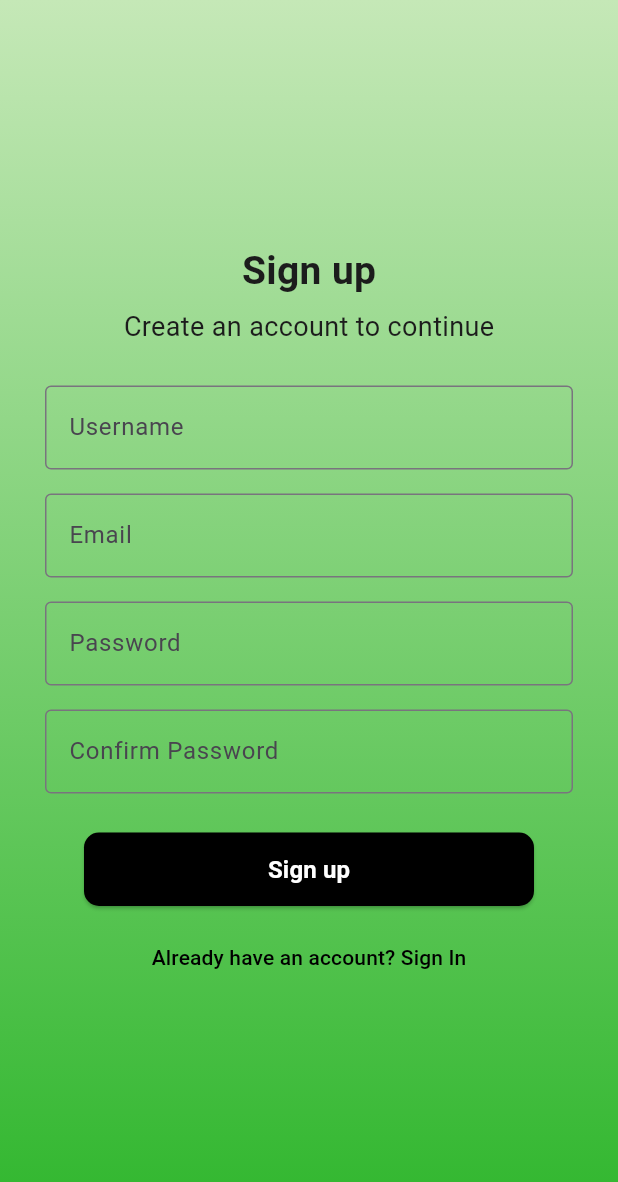
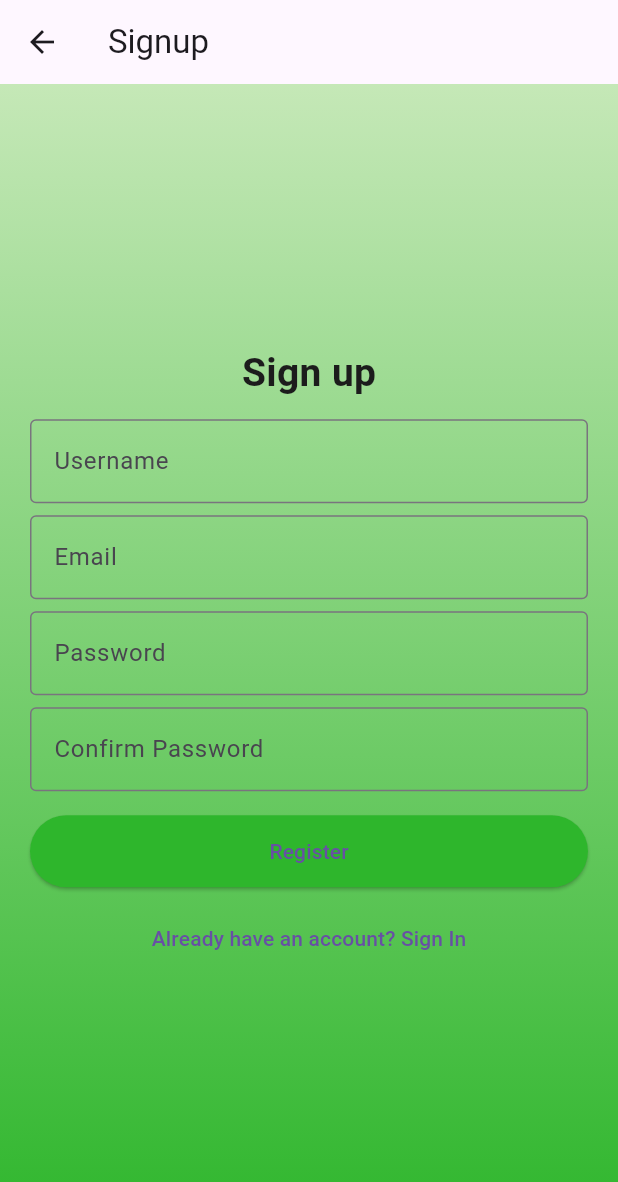
Before and after one commit to mirraiee/bb88_auth, a Flutter app: the SignupPage screen opened directly, on a phone screen of 412 x 824 dp. Shown: the top 1182 px of the screen. Run offline on Flutter 3.47's test engine with Material 3 defaults, Android fonts, the phone set to English and light mode, and no system bars; Roboto replaces fonts that are missing (Poppins).

Commit message:
Add signup API integration and UI improvements
Implemented user registration via HTTP POST to a backend API in the signup page. Improved form validation, loading state handling, and updated UI layout. Updated http package to version 1.6.0 in pubspec.yaml.

```diff
--- a/lib/signup.dart
+++ b/lib/signup.dart
@@ -1,4 +1,6 @@
+import 'dart:convert';
 import 'package:flutter/material.dart';
+import 'package:http/http.dart' as http;
 
 class SignupPage extends StatefulWidget {
   @override
@@ -7,23 +9,85 @@ class SignupPage extends StatefulWidget {
 
 class _SignupPageState extends State<SignupPage> {
   final _usernameController = TextEditingController();
+  final _emailController = TextEditingController();
   final _passwordController = TextEditingController();
-  final _emailController = TextEditingController();
-  final _confirmPasswordController = TextEditingController();
+  final _confirmController = TextEditingController();
+
+  // Choose the right host:
+  // - Android emulator: use 10.0.2.2
+  // - Desktop / iOS simulator: use 127.0.0.1
+  // - Real device: use your PC LAN IP (e.g. http://192.168.x.y/flutter_api/insert_user.php)
+  final String _signupUrl = 'http://127.0.0.1/flutter_api/insert_user.php';
+
+  bool _loading = false;
 
   @override
   void dispose() {
     _usernameController.dispose();
+    _emailController.dispose();
     _passwordController.dispose();
-    _emailController.dispose();
-    _confirmPasswordController.dispose();
+    _confirmController.dispose();
     super.dispose();
+  }
+
+  Future<void> _doRegister() async {
+    final username = _usernameController.text.trim();
+    final email = _emailController.text.trim();
+    final password = _passwordController.text;
+    final confirm = _confirmController.text;
+
+    if (username.isEmpty || email.isEmpty || password.isEmpty || confirm.isEmpty) {
+      ScaffoldMessenger.of(context).showSnackBar(const SnackBar(content: Text('Fill all fields')));
+      return;
+    }
+    if (password != confirm) {
+      ScaffoldMessenger.of(context).showSnackBar(const SnackBar(content: Text('Passwords do not match')));
+      return;
+    }
+
+    setState(() => _loading = true);
+    try {
+      final resp = await http.post(
+        Uri.parse(_signupUrl),
+        body: {
+          'username': username,
+          'email': email,
+          'password': password,
+        },
+      );
+
+      if (resp.statusCode != 200) {
+        final snippet = resp.body.length > 200 ? resp.body.substring(0, 200) + '...' : resp.body;
+        ScaffoldMessenger.of(context).showSnackBar(SnackBar(content: Text('Server error ${resp.statusCode}: $snippet')));
+        return;
+      }
+
+      Map<String, dynamic> jsonBody;
+      try {
+        jsonBody = json.decode(resp.body) as Map<String, dynamic>;
+      } catch (e) {
+        final snippet = resp.body.length > 200 ? resp.body.substring(0, 200) + '...' : resp.body;
+        ScaffoldMessenger.of(context).showSnackBar(SnackBar(content: Text('Invalid server response: $snippet')));
+        return;
+      }
+
+      final success = jsonBody['success'] == true;
+      final message = jsonBody['message'] ?? (success ? 'Registered' : 'Registration failed');
+      ScaffoldMessenger.of(context).showSnackBar(SnackBar(content: Text(message)));
+
+      if (success) Navigator.pop(context);
+    } catch (e) {
+      ScaffoldMessenger.of(context).showSnackBar(SnackBar(content: Text('Network error: $e')));
+    } finally {
+      setState(() => _loading = false);
+    }
   }
 
   @override
   Widget build(BuildContext context) {
     return Scaffold(
-      body: Container( // changed: use Container so decoration is valid
+      appBar: AppBar(title: const Text('Signup')),
+      body: Container(
         decoration: const BoxDecoration(
           gradient: LinearGradient(
             colors: [Color(0xFFC5E8B7), Color(0xFF2EB62C)],
@@ -32,108 +96,32 @@ class _SignupPageState extends State<SignupPage> {
           ),
         ),
         child: Center(
-          child: Padding(
-            padding: const EdgeInsets.all(30.0),
+          child: SingleChildScrollView(
+            padding: const EdgeInsets.all(20),
             child: Column(
-              mainAxisAlignment: MainAxisAlignment.center,
-              crossAxisAlignment: CrossAxisAlignment.center,
+              mainAxisSize: MainAxisSize.min,
               children: [
-                Text(
-                  'Sign up',
-                  style: TextStyle(
-                    fontFamily: 'Poppins',
-                    fontWeight: FontWeight.bold,
-                    fontSize: 26,
-                    color: Color(0xFF1C1C1C),
+                const Text('Sign up', style: TextStyle(fontFamily: 'Poppins', fontWeight: FontWeight.bold, fontSize: 26, color: Color(0xFF1C1C1C))),
+                const SizedBox(height: 12),
+                TextField(controller: _usernameController, decoration: const InputDecoration(labelText: 'Username', border: OutlineInputBorder())),
+                const SizedBox(height: 8),
+                TextField(controller: _emailController, decoration: const InputDecoration(labelText: 'Email', border: OutlineInputBorder()), keyboardType: TextInputType.emailAddress),
+                const SizedBox(height: 8),
+                TextField(controller: _passwordController, decoration: const InputDecoration(labelText: 'Password', border: OutlineInputBorder()), obscureText: true),
+                const SizedBox(height: 8),
+                TextField(controller: _confirmController, decoration: const InputDecoration(labelText: 'Confirm Password', border: OutlineInputBorder()), obscureText: true),
+                const SizedBox(height: 16),
+                SizedBox(
+                  width: double.infinity,
+                  height: 48,
+                  child: ElevatedButton(
+                    onPressed: _loading ? null : _doRegister,
+                    style: ElevatedButton.styleFrom(backgroundColor: const Color(0xFF2EB62C)),
+                    child: _loading ? const CircularProgressIndicator(color: Colors.white) : const Text('Register'),
                   ),
                 ),
-                SizedBox(height: 6),
-                Text(
-                  'Create an account to continue',
-                  style: TextStyle(
-                    fontFamily: 'Poppins',
-                    fontWeight: FontWeight.normal,
-                    fontSize: 18,
-                    color: Color(0xFF1C1C1C),
-                  ),
-                ),
-                SizedBox(height: 26),
-                TextField(
-                  controller: _usernameController,
-                  decoration: InputDecoration(
-                    labelText: 'Username',
-                    border: OutlineInputBorder(),
-                  ),
-                ),
-                SizedBox(height: 16),
-                TextField(
-                  controller: _emailController,
-                  decoration: InputDecoration(
-                    labelText: 'Email',
-                    border: OutlineInputBorder(),
-                  ),
-                  obscureText: true,
-                ),
-                SizedBox(height: 16),
-                TextField(
-                  controller: _passwordController,
-                  decoration: InputDecoration(
-                    labelText: 'Password',
-                    border: OutlineInputBorder(),
-                  ),
-                  obscureText: true,
-                ),
-                SizedBox(height: 16),
-                TextField(
-                  controller: _confirmPasswordController,
-                  decoration: InputDecoration(
-                    labelText: 'Confirm Password',
-                    border: OutlineInputBorder(),
-                  ),
-                  obscureText: true,
-                ),
-
-                SizedBox(height: 26),
-                SizedBox(
-                  width: 300,
-                  height: 49,
-                  child: ElevatedButton(
-                    onPressed: () {
-
-                    },
-                    style: ElevatedButton.styleFrom(
-                      backgroundColor: Color.fromARGB(255, 0, 0, 0),
-                      shape: RoundedRectangleBorder(
-                        borderRadius: BorderRadius.circular(10),
-                      ),
-                    ),
-                    child: Text(
-                      'Sign up',
-                      style: TextStyle(
-                        color: const Color.fromARGB(255, 255, 255, 255),
-                        fontSize: 16,
-                        fontWeight: FontWeight.bold,
-                      ),
-                    ),
-                  ),
-                ),
-                SizedBox(height: 10),
-                Center(
-                  child: TextButton(
-                    onPressed: () {
-                      Navigator.pop(context);
-                    },
-                    child: Text(
-                      "Already have an account? Sign In",
-                      textAlign: TextAlign.center,
-                      style: TextStyle(
-                        fontFamily: 'Poppins',
-                        fontSize: 14,
-                        color: Color.fromARGB(255, 0, 0, 0),
-                      ),
-                    ),
-                  ),
-                ),
+                const SizedBox(height: 10),
+                TextButton(onPressed: _loading ? null : () => Navigator.pop(context), child: const Text('Already have an account? Sign In')),
               ],
             ),
           ),
--- a/pubspec.yaml
+++ b/pubspec.yaml
@@ -31,11 +31,12 @@ dependencies:
   flutter:
     sdk: flutter
 
-  http: 1.3.0
+
 
   # The following adds the Cupertino Icons font to your application.
   # Use with the CupertinoIcons class for iOS style icons.
   cupertino_icons: ^1.0.8
+  http: 1.6.0
 
 dev_dependencies:
   flutter_test:
```
Also changed, not shown: pubspec.lock.
